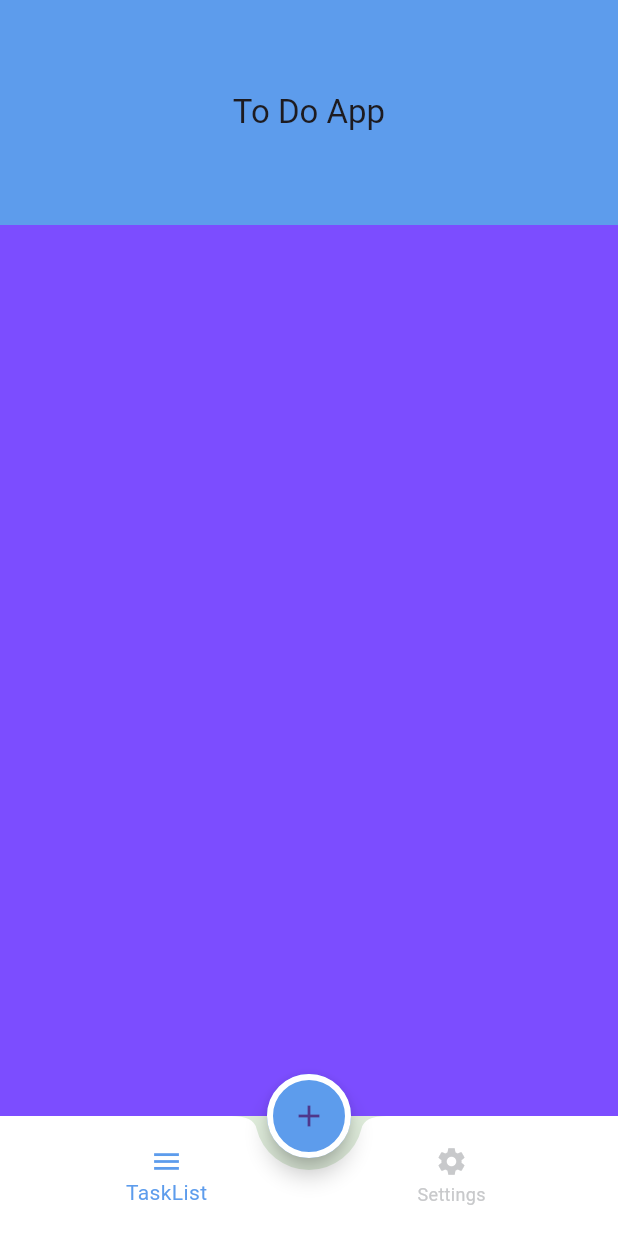
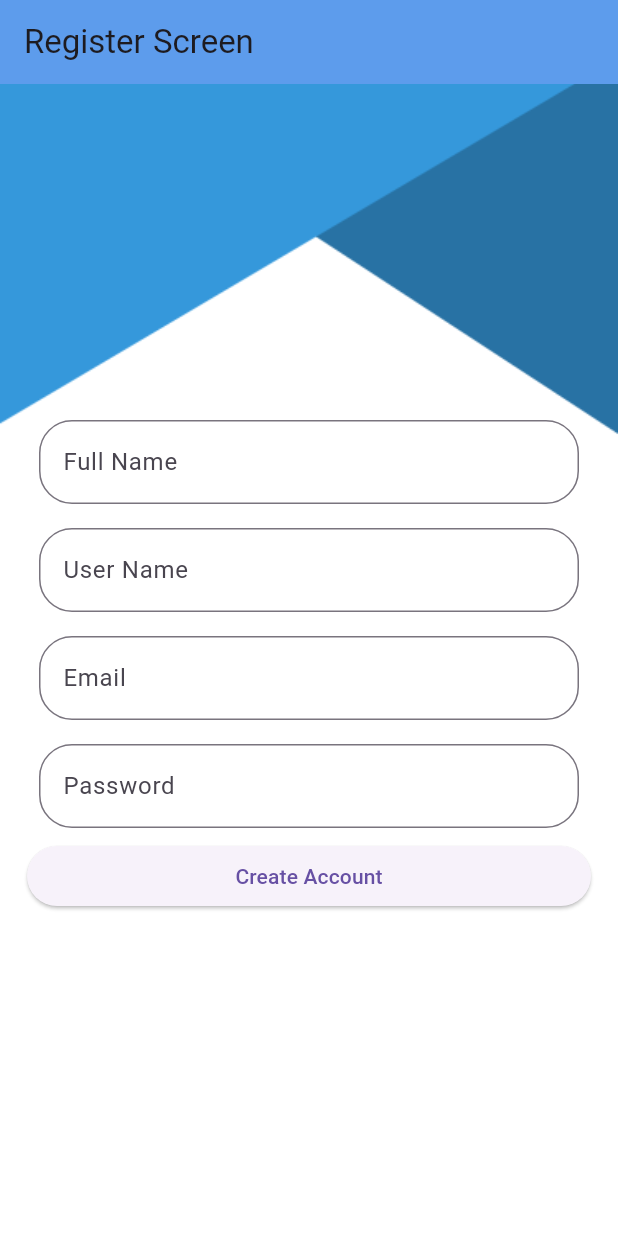
Before and after one commit to hamadia/to_do_app, a Flutter app: the screen it shows after launch, on a phone screen of 412 x 824 dp. Run offline on Flutter 3.47's test engine with Material 3 defaults, Android fonts, the phone set to English and light mode, and no system bars.

Commit message:
+ register_view.dart + custom_text_form_field.dart + handle email_formate.dart + register_view_body.dart

```diff
--- /dev/null
+++ b/lib/Features/account/presentation/views/register_view.dart
@@ -0,0 +1,23 @@
+import 'package:flutter/material.dart';
+import 'package:to_do_app/Features/account/presentation/views/widgets/container_view.dart';
+import 'package:to_do_app/Features/account/presentation/views/widgets/register_view_body.dart';
+import 'package:to_do_app/constants.dart';
+
+class RegisterView extends StatelessWidget {
+  const RegisterView({super.key});
+
+  static const String routeName = routeRegisterScreen;
+
+  @override
+  Widget build(BuildContext context) {
+    return ContainerView(
+      child: Scaffold(
+        backgroundColor: Colors.transparent,
+        appBar: AppBar(
+          title: const Text('Register Screen'),
+        ),
+        body: RegisterViewBody(),
+      ),
+    );
+  }
+}
--- /dev/null
+++ b/lib/Features/account/presentation/views/widgets/container_view.dart
@@ -0,0 +1,23 @@
+import 'package:flutter/material.dart';
+
+import '../../../../../core/utils/assets.dart';
+
+class ContainerView extends StatelessWidget {
+  const ContainerView({super.key, required this.child});
+
+  final Widget child;
+
+  @override
+  Widget build(BuildContext context) {
+    return Container(
+      decoration: const BoxDecoration(
+        color: Colors.white,
+        image: DecorationImage(
+          fit: BoxFit.fill,
+          image: AssetImage(AssetsData.background),
+        ),
+      ),
+      child: child,
+    );
+  }
+}
--- /dev/null
+++ b/lib/Features/account/presentation/views/widgets/custom_text_form_field.dart
@@ -0,0 +1,34 @@
+import 'package:flutter/material.dart';
+
+typedef Validator = String? Function(String?);
+
+class CustomTextFormField extends StatelessWidget {
+  const CustomTextFormField({
+    super.key,
+    required this.labelText,
+    this.validator,
+    this.controller,
+  });
+
+  final String labelText;
+  final Validator? validator;
+
+  final TextEditingController? controller;
+
+  @override
+  Widget build(BuildContext context) {
+    return Padding(
+      padding: const EdgeInsets.all(8),
+      child: TextFormField(
+        controller: controller,
+        validator: validator,
+        decoration: InputDecoration(
+          border: OutlineInputBorder(
+            borderRadius: BorderRadius.circular(22),
+          ),
+          labelText: labelText,
+        ),
+      ),
+    );
+  }
+}
--- /dev/null
+++ b/lib/Features/account/presentation/views/widgets/email_text_field.dart
@@ -0,0 +1,27 @@
+import 'package:flutter/material.dart';
+
+import '../../../../../core/utils/email_formate.dart';
+import 'custom_text_form_field.dart';
+
+class EmailTextField extends StatelessWidget {
+  EmailTextField({super.key});
+
+  final TextEditingController emailController = TextEditingController();
+
+  @override
+  Widget build(BuildContext context) {
+    return CustomTextFormField(
+      controller: emailController,
+      labelText: 'Email',
+      validator: (input) {
+        if (input == null || input.isEmpty) {
+          return 'Please Enter Email';
+        }
+        if (!isEmailValid(input)) {
+          return 'Please enter a valid email address';
+        }
+        return null;
+      },
+    );
+  }
+}
--- /dev/null
+++ b/lib/Features/account/presentation/views/widgets/name_text_field.dart
@@ -0,0 +1,23 @@
+import 'package:flutter/material.dart';
+
+import 'custom_text_form_field.dart';
+
+class NameTextField extends StatelessWidget {
+  NameTextField({super.key});
+
+  final TextEditingController fullNameController = TextEditingController();
+
+  @override
+  Widget build(BuildContext context) {
+    return CustomTextFormField(
+      controller: fullNameController,
+      labelText: 'Full Name',
+      validator: (input) {
+        if (input == null || input.isEmpty) {
+          return 'Please Enter Your Name';
+        }
+        return null;
+      },
+    );
+  }
+}
--- /dev/null
+++ b/lib/Features/account/presentation/views/widgets/password_text_field.dart
@@ -0,0 +1,29 @@
+import 'package:flutter/material.dart';
+
+import 'custom_text_form_field.dart';
+
+class PasswordTextField extends StatelessWidget {
+  PasswordTextField({super.key});
+
+  final TextEditingController passwordController = TextEditingController();
+
+  @override
+  Widget build(BuildContext context) {
+    return CustomTextFormField(
+      controller: passwordController,
+      labelText: 'Password',
+      validator: (input) {
+        if (input == null || input.isEmpty) {
+          return 'Please Enter Password';
+        }
+        if (input.length < 6) {
+          return 'Password must be at least 6 character';
+        }
+        if (input != passwordController.text) {
+          return 'Not the same password';
+        }
+        return null;
+      },
+    );
+  }
+}
--- /dev/null
+++ b/lib/Features/account/presentation/views/widgets/register_view_body.dart
@@ -0,0 +1,45 @@
+import 'package:flutter/material.dart';
+import 'package:to_do_app/Features/account/presentation/views/widgets/email_text_field.dart';
+import 'package:to_do_app/Features/account/presentation/views/widgets/name_text_field.dart';
+import 'package:to_do_app/Features/account/presentation/views/widgets/password_text_field.dart';
+import 'package:to_do_app/Features/account/presentation/views/widgets/user_name_text_field.dart';
+
+class RegisterViewBody extends StatelessWidget {
+  RegisterViewBody({super.key});
+
+  final formKey = GlobalKey<FormState>();
+
+  @override
+  Widget build(BuildContext context) {
+    return Container(
+      padding: const EdgeInsets.all(18),
+      child: Form(
+        key: formKey,
+        child: Expanded(
+          child: Column(
+            mainAxisAlignment: MainAxisAlignment.center,
+            crossAxisAlignment: CrossAxisAlignment.stretch,
+            children: [
+              NameTextField(),
+              UserNameTextField(),
+              EmailTextField(),
+              PasswordTextField(),
+              ElevatedButton(
+                onPressed: () {
+                  createAccount();
+                },
+                child: const Text('Create Account'),
+              ),
+            ],
+          ),
+        ),
+      ),
+    );
+  }
+
+  void createAccount() {
+    if (formKey.currentState?.validate() == false) {
+      return;
+    }
+  }
+}
--- /dev/null
+++ b/lib/Features/account/presentation/views/widgets/user_name_text_field.dart
@@ -0,0 +1,23 @@
+import 'package:flutter/material.dart';
+
+import 'custom_text_form_field.dart';
+
+class UserNameTextField extends StatelessWidget {
+  UserNameTextField({super.key});
+
+  final TextEditingController userNameController = TextEditingController();
+
+  @override
+  Widget build(BuildContext context) {
+    return CustomTextFormField(
+      controller: userNameController,
+      labelText: 'User Name',
+      validator: (input) {
+        if (input == null || input.isEmpty) {
+          return 'Please Enter user name';
+        }
+        return null;
+      },
+    );
+  }
+}
--- a/lib/constants.dart
+++ b/lib/constants.dart
@@ -11,6 +11,7 @@ const String routeLoginScreen = 'LoginScreen';
 
 const kTransitionDuration = Duration(seconds: 3);
 int selectedIndex = 0;
+
 final List<Widget> tabs = [
   const TasksListTab(),
   const SettingsListTab(),
--- a/lib/core/utils/assets.dart
+++ b/lib/core/utils/assets.dart
@@ -1,3 +1,4 @@
 class AssetsData {
   static const logo = 'assets/images/logo.png';
+  static const background = 'assets/images/background.png';
 }
--- /dev/null
+++ b/lib/core/utils/email_formate.dart
@@ -0,0 +1,6 @@
+bool isEmailValid(String email) {
+  final bool emailValid = RegExp(
+          r"^[a-zA-Z0-9.a-zA-Z0-9.!#$%&'*+-/=?^_`{|}~]+@[a-zA-Z0-9]+\.[a-zA-Z]+")
+      .hasMatch(email);
+  return emailValid;
+}
--- a/lib/main.dart
+++ b/lib/main.dart
@@ -1,4 +1,5 @@
 import 'package:flutter/material.dart';
+import 'package:to_do_app/Features/account/presentation/views/register_view.dart';
 import 'package:to_do_app/Features/home/presentation/views/home_view.dart';
 import 'package:to_do_app/Features/splash/presentation/views/splash_view.dart';
 import 'package:to_do_app/core/utils/my_theme_data.dart';
@@ -20,8 +21,9 @@ class ToDoApp extends StatelessWidget {
       routes: {
         HomeView.routeName: (context) => const HomeView(),
         SplashView.routeName: (context) => const SplashView(),
+        RegisterView.routeName: (context) => RegisterView(),
       },
-      initialRoute: SplashView.routeName,
+      initialRoute: RegisterView.routeName,
     );
   }
 }
```
Also changed, not shown: assets/images/background.png (added).
